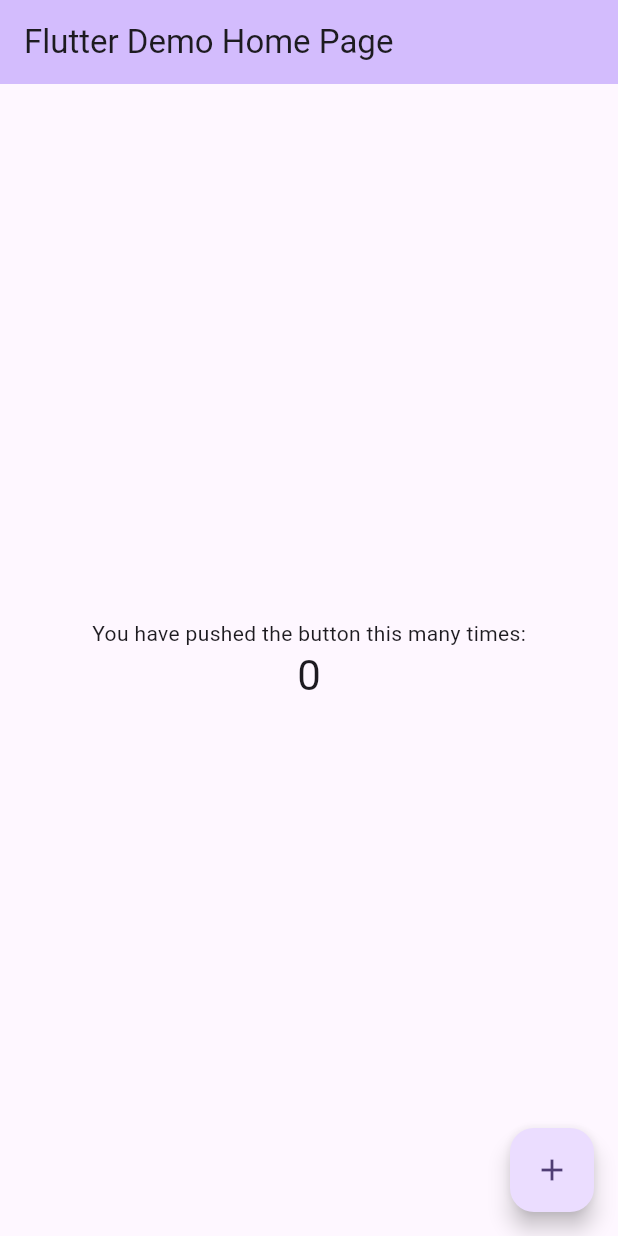
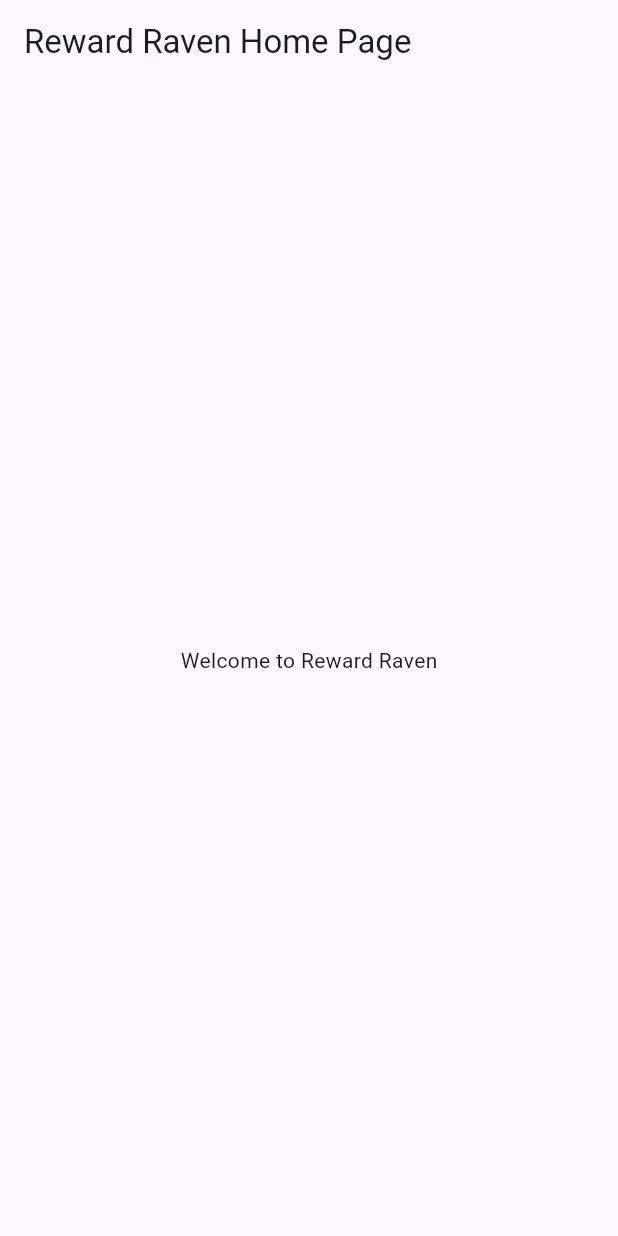
Before and after one commit to zemua/RewardRaven, a Flutter app: the screen it shows after launch, on a phone screen of 412 x 824 dp. Run offline on Flutter 3.47's test engine with Material 3 defaults, Android fonts, the phone set to English and light mode, and no system bars.

Commit message:
setting up

```diff
--- a/lib/main.dart
+++ b/lib/main.dart
@@ -11,115 +11,33 @@
   @override
   Widget build(BuildContext context) {
     return MaterialApp(
-      title: 'Flutter Demo',
+      title: 'Reward Raven',
       theme: ThemeData(
-        // This is the theme of your application.
-        //
-        // TRY THIS: Try running your application with "flutter run". You'll see
-        // the application has a purple toolbar. Then, without quitting the app,
-        // try changing the seedColor in the colorScheme below to Colors.green
-        // and then invoke "hot reload" (save your changes or press the "hot
-        // reload" button in a Flutter-supported IDE, or press "r" if you used
-        // the command line to start the app).
-        //
-        // Notice that the counter didn't reset back to zero; the application
-        // state is not lost during the reload. To reset the state, use hot
-        // restart instead.
-        //
-        // This works for code too, not just values: Most code changes can be
-        // tested with just a hot reload.
         colorScheme: ColorScheme.fromSeed(seedColor: Colors.deepPurple),
         useMaterial3: true,
       ),
-      home: const MyHomePage(title: 'Flutter Demo Home Page'),
+      home: const MyHomePage(title: 'Reward Raven Home Page'),
     );
   }
 }
 
-class MyHomePage extends StatefulWidget {
+class MyHomePage extends StatelessWidget {
+  // This widget is the home page of your application.
   const MyHomePage({super.key, required this.title});
-
-  // This widget is the home page of your application. It is stateful, meaning
-  // that it has a State object (defined below) that contains fields that affect
-  // how it looks.
-
-  // This class is the configuration for the state. It holds the values (in this
-  // case the title) provided by the parent (in this case the App widget) and
-  // used by the build method of the State. Fields in a Widget subclass are
-  // always marked "final".
 
   final String title;
 
   @override
-  State<MyHomePage> createState() => _MyHomePageState();
-}
-
-class _MyHomePageState extends State<MyHomePage> {
-  int _counter = 0;
-
-  void _incrementCounter() {
-    setState(() {
-      // This call to setState tells the Flutter framework that something has
-      // changed in this State, which causes it to rerun the build method below
-      // so that the display can reflect the updated values. If we changed
-      // _counter without calling setState(), then the build method would not be
-      // called again, and so nothing would appear to happen.
-      _counter++;
-    });
-  }
-
-  @override
   Widget build(BuildContext context) {
-    // This method is rerun every time setState is called, for instance as done
-    // by the _incrementCounter method above.
-    //
-    // The Flutter framework has been optimized to make rerunning build methods
-    // fast, so that you can just rebuild anything that needs updating rather
-    // than having to individually change instances of widgets.
     return Scaffold(
       appBar: AppBar(
-        // TRY THIS: Try changing the color here to a specific color (to
-        // Colors.amber, perhaps?) and trigger a hot reload to see the AppBar
-        // change color while the other colors stay the same.
-        backgroundColor: Theme.of(context).colorScheme.inversePrimary,
-        // Here we take the value from the MyHomePage object that was created by
-        // the App.build method, and use it to set our appbar title.
-        title: Text(widget.title),
+        title: Text(title),
       ),
-      body: Center(
-        // Center is a layout widget. It takes a single child and positions it
-        // in the middle of the parent.
-        child: Column(
-          // Column is also a layout widget. It takes a list of children and
-          // arranges them vertically. By default, it sizes itself to fit its
-          // children horizontally, and tries to be as tall as its parent.
-          //
-          // Column has various properties to control how it sizes itself and
-          // how it positions its children. Here we use mainAxisAlignment to
-          // center the children vertically; the main axis here is the vertical
-          // axis because Columns are vertical (the cross axis would be
-          // horizontal).
-          //
-          // TRY THIS: Invoke "debug painting" (choose the "Toggle Debug Paint"
-          // action in the IDE, or press "p" in the console), to see the
-          // wireframe for each widget.
-          mainAxisAlignment: MainAxisAlignment.center,
-          children: <Widget>[
-            const Text(
-              'You have pushed the button this many times:',
-            ),
-            Text(
-              '$_counter',
-              style: Theme.of(context).textTheme.headlineMedium,
-            ),
-          ],
+      body: const Center(
+        child: Text(
+          'Welcome to Reward Raven',
         ),
       ),
-      floatingActionButton: FloatingActionButton(
-        onPressed: _incrementCounter,
-        tooltip: 'Increment',
-        child: const Icon(Icons.add),
-      ), // This trailing comma makes auto-formatting nicer for build methods.
     );
   }
 }
```
